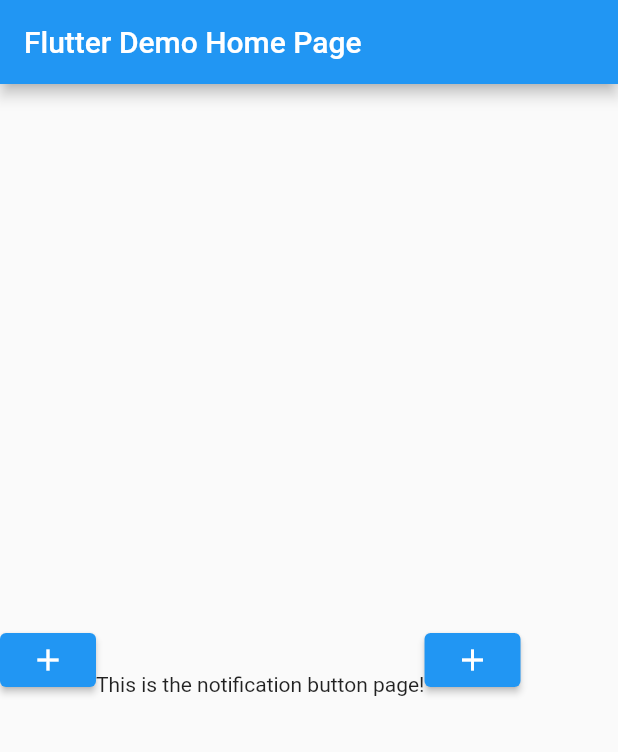
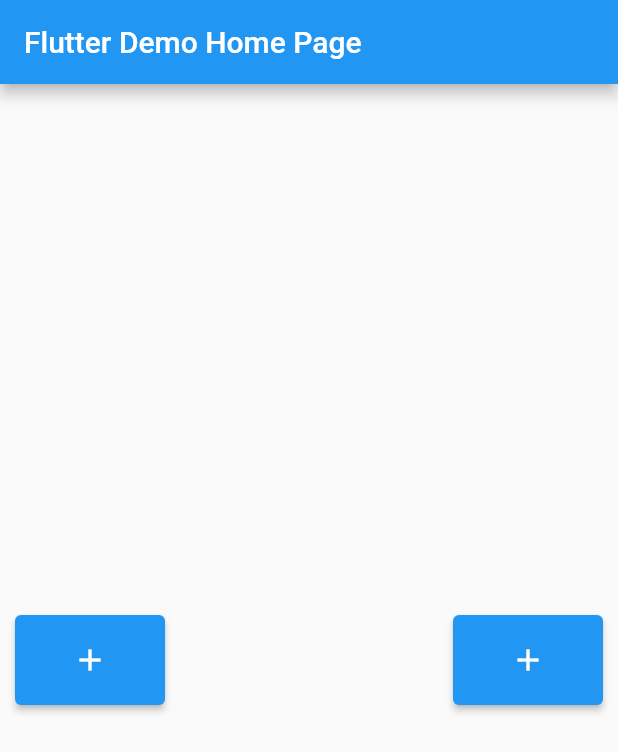
Before and after one commit to 4ntonio-lu/Junior-Project, a Flutter app: the screen it shows after launch, on a phone screen of 412 x 824 dp. Shown: the top 752 px of the screen. Run offline on Flutter 3.47's test engine with Material 2 defaults, Android fonts, the phone set to English and light mode, and no system bars; our stand-ins replace awesome_notifications.

Commit message:
working scheduled notification
resolved the android permission for schedule. also arranged buttons better on screen.

```diff
--- a/lib/main.dart
+++ b/lib/main.dart
@@ -230,17 +230,21 @@ class _MyHomePageState extends State<MyHomePage> {
           title: Text(widget.title),
         ),
         body: Center(
+
           child: Row(
-            crossAxisAlignment: CrossAxisAlignment.end,
+            mainAxisAlignment: MainAxisAlignment.spaceBetween,
             children: [
-              ElevatedButton(
-                  onPressed: createNotification,
-                 // tooltip: 'Notify',
-                  child: Icon(Icons.add)),
-              Text(
-                'This is the notification button page!',
-              ),
-              ElevatedButton(
+
+              SizedBox(width: 120, height: 80,
+              child: Container(margin: const EdgeInsets.all(10),
+                child: ElevatedButton(
+                    onPressed: createNotification,
+                    // tooltip: 'Notify',
+                    child: Icon(Icons.add)),) ,),
+
+              SizedBox(width: 120, height: 80,
+              child: Container(margin: const EdgeInsets.all(10),
+                child: ElevatedButton(
                   onPressed: () async {
                     NotificationWeekAndTime? pickedSchedule =
                     await pickSchedule(context);
@@ -248,15 +252,13 @@ class _MyHomePageState extends State<MyHomePage> {
                     if (pickedSchedule != null) {
                       createReminderNotification(pickedSchedule);
                     }
+                  },  child: Icon(Icons.add),
+
+                ),)),
 
 
-    },  child: Icon(Icons.add),
-
-              ) ],
-
-            ),
-
-
+             ],
+          ),
        ),
     );
   }
--- a/lib/utilities.dart
+++ b/lib/utilities.dart
@@ -3,6 +3,7 @@ import 'package:flutter/material.dart';
 int createUniqueId() {
   return DateTime.now().millisecondsSinceEpoch.remainder(100000);
 }
+
 
 class NotificationWeekAndTime {
   final int dayOfTheWeek;
```
Also changed, not shown: 1 other file.
